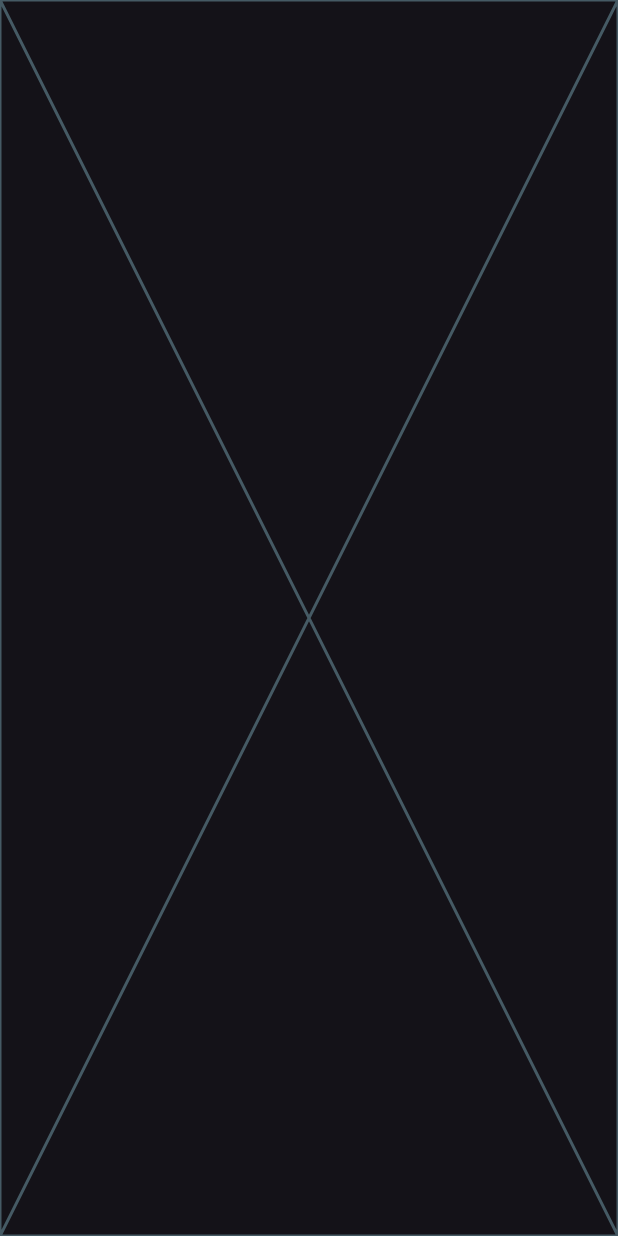
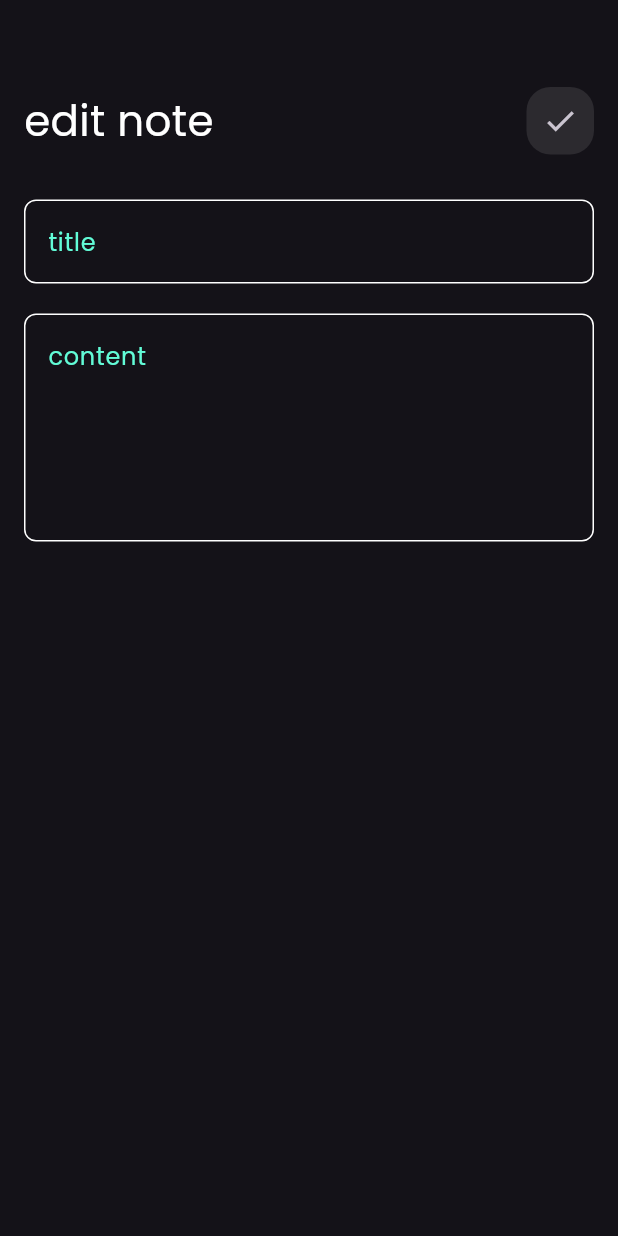
Before and after one commit to AhmedtAlhaddad/NotesApp, a Flutter app: the screen it shows after launch, after a tap on "Flutter tips", on a phone screen of 412 x 824 dp. Run offline on Flutter 3.47's test engine with Material 3 defaults, Android fonts, the phone set to English and light mode, and no system bars; our stand-ins replace font_awesome_flutter.

Commit message:
Finish ui

```diff
--- a/lib/views/notes_view_body.dart
+++ b/lib/views/notes_view_body.dart
@@ -12,7 +12,8 @@ class NotesViewBody extends StatelessWidget {
       child: Column(
         children: const [
           SizedBox(height: 50),
-          CustomAppBar(),
+          CustomAppBar(title: 'Notes', icon: Icons.search),
+          SizedBox(height: 5),
           Expanded(child: NotesListView()),
         ],
       ),
--- a/lib/views/widgets/custom_app_bar.dart
+++ b/lib/views/widgets/custom_app_bar.dart
@@ -2,15 +2,17 @@ import 'package:flutter/material.dart';
 import 'package:noteapp/views/widgets/custom_search_icon.dart';
 
 class CustomAppBar extends StatelessWidget {
-  const CustomAppBar({super.key});
+  const CustomAppBar({super.key, required this.title, required this.icon});
 
+  final String title;
+  final IconData icon;
   @override
   Widget build(BuildContext context) {
     return Row(
-      children: const [
-        Text('Notes', style: TextStyle(color: Colors.white, fontSize: 28)),
+      children: [
+        Text(title, style: const TextStyle(color: Colors.white, fontSize: 28)),
         Spacer(),
-        CustomSearchIcon(),
+        CustomIcon(icon: icon),
       ],
     );
   }
--- a/lib/views/widgets/custom_search_icon.dart
+++ b/lib/views/widgets/custom_search_icon.dart
@@ -1,8 +1,9 @@
 import 'package:flutter/material.dart';
 
-class CustomSearchIcon extends StatelessWidget {
-  const CustomSearchIcon({super.key});
+class CustomIcon extends StatelessWidget {
+  const CustomIcon({super.key, required this.icon});
 
+  final IconData icon;
   @override
   Widget build(BuildContext context) {
     return Container(
@@ -12,7 +13,9 @@ class CustomSearchIcon extends StatelessWidget {
         color: Colors.white.withValues(alpha: 0.1),
         borderRadius: BorderRadius.circular(16),
       ),
-      child: Center(child: Icon(Icons.search, color: Colors.white, size: 28)),
+      child: Center(
+        child: IconButton(onPressed: () {}, icon: Icon(icon)),
+      ),
     );
   }
 }
--- a/lib/views/widgets/edit_view_body.dart
+++ b/lib/views/widgets/edit_view_body.dart
@@ -1,10 +1,24 @@
 import 'package:flutter/material.dart';
+import 'package:noteapp/views/widgets/Custom_text_field.dart';
+import 'package:noteapp/views/widgets/custom_app_bar.dart';
 
 class EditNoteViewBody extends StatelessWidget {
   const EditNoteViewBody({super.key});
 
   @override
   Widget build(BuildContext context) {
-    return const Placeholder();
+    return Padding(
+      padding: const EdgeInsets.symmetric(horizontal: 16, vertical: 8),
+      child: const Column(
+        children: [
+          SizedBox(height: 50),
+          CustomAppBar(title: 'edit note', icon: Icons.check),
+          SizedBox(height: 30),
+          CustomTextField(hint: 'title'),
+          SizedBox(height: 20),
+          CustomTextField(hint: 'content', maxLines: 5),
+        ],
+      ),
+    );
   }
 }
```
